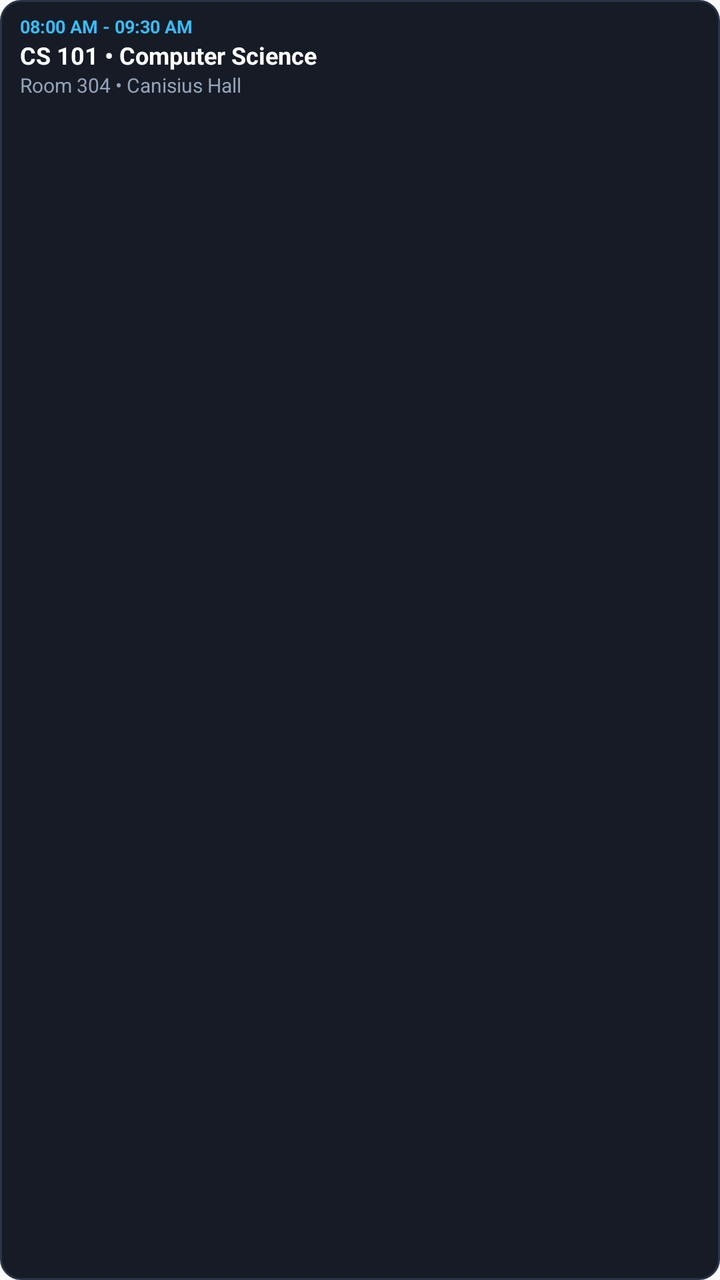
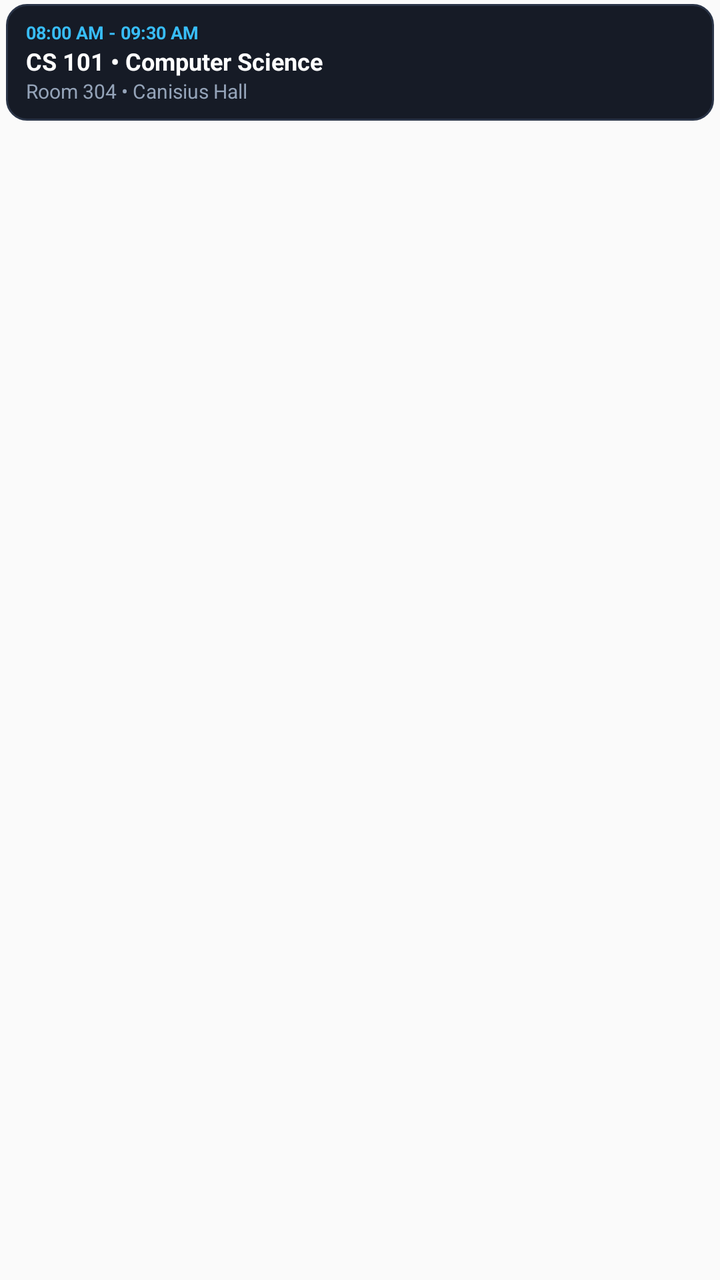

Screens rendered from an Android XML layout before and after an edit, with the pre-edit source and the edit as a unified diff.
<!-- AndroidManifest.xml: application theme AppTheme -->
<!-- res/layout/widget_schedule_list_item.xml -->
<?xml version="1.0" encoding="utf-8"?>
<LinearLayout xmlns:android="http://schemas.android.com/apk/res/android"
    android:id="@+id/widget_item_root"
    android:layout_width="match_parent"
    android:layout_height="wrap_content"
    android:orientation="vertical"
    android:paddingLeft="10dp"
    android:paddingRight="10dp"
    android:paddingTop="7dp"
    android:paddingBottom="7dp"
    android:layout_marginBottom="4dp"
    android:background="@drawable/widget_item_bg">

    <TextView
        android:id="@+id/widget_item_time"
        android:layout_width="wrap_content"
        android:layout_height="wrap_content"
        android:text="08:00 AM - 09:30 AM"
        android:textSize="9sp"
        android:textColor="#38BDF8"
        android:textStyle="bold" />

    <TextView
        android:id="@+id/widget_item_title"
        android:layout_width="match_parent"
        android:layout_height="wrap_content"
        android:text="CS 101 • Computer Science"
        android:textSize="12sp"
        android:textStyle="bold"
        android:textColor="#FFFFFF"
        android:maxLines="1"
        android:ellipsize="end" />

    <TextView
        android:id="@+id/widget_item_room"
        android:layout_width="match_parent"
        android:layout_height="wrap_content"
        android:text="Room 304 • Canisius Hall"
        android:textSize="10sp"
        android:textColor="#94A3B8"
        android:maxLines="1"
        android:ellipsize="end" />
</LinearLayout>
<!-- resources referenced by this layout -->
<resources>
  <!-- drawable widget_item_bg (drawable) -->
  <?xml version="1.0" encoding="utf-8"?>
  <shape xmlns:android="http://schemas.android.com/apk/res/android"
      android:shape="rectangle">
      <solid android:color="#161B26" />
      <stroke android:width="1dp" android:color="#2A3447" />
      <corners android:radius="10dp" />
  </shape>
  <style name="AppTheme" parent="Theme.AppCompat.Light.DarkActionBar">
          
          <item name="colorPrimary">@color/colorPrimary</item>
          <item name="colorPrimaryDark">@color/colorPrimaryDark</item>
          <item name="colorAccent">@color/colorAccent</item>
      </style>
</resources>

<!-- the commit's change to res/layout/widget_schedule_list_item.xml (unified diff, before → after) -->
@@ -1,43 +1,51 @@
 <?xml version="1.0" encoding="utf-8"?>
-<LinearLayout xmlns:android="http://schemas.android.com/apk/res/android"
-    android:id="@+id/widget_item_root"
+<FrameLayout xmlns:android="http://schemas.android.com/apk/res/android"
     android:layout_width="match_parent"
     android:layout_height="wrap_content"
-    android:orientation="vertical"
-    android:paddingLeft="10dp"
-    android:paddingRight="10dp"
-    android:paddingTop="7dp"
-    android:paddingBottom="7dp"
-    android:layout_marginBottom="4dp"
-    android:background="@drawable/widget_item_bg">
+    android:paddingLeft="3dp"
+    android:paddingRight="3dp"
+    android:paddingTop="2dp"
+    android:paddingBottom="5dp">
 
-    <TextView
-        android:id="@+id/widget_item_time"
-        android:layout_width="wrap_content"
-        android:layout_height="wrap_content"
-        android:text="08:00 AM - 09:30 AM"
-        android:textSize="9sp"
-        android:textColor="#38BDF8"
-        android:textStyle="bold" />
-
-    <TextView
-        android:id="@+id/widget_item_title"
+    <LinearLayout
+        android:id="@+id/widget_item_root"
         android:layout_width="match_parent"
         android:layout_height="wrap_content"
-        android:text="CS 101 • Computer Science"
-        android:textSize="12sp"
-        android:textStyle="bold"
-        android:textColor="#FFFFFF"
-        android:maxLines="1"
-        android:ellipsize="end" />
+        android:orientation="vertical"
+        android:paddingLeft="10dp"
+        android:paddingRight="10dp"
+        android:paddingTop="8dp"
+        android:paddingBottom="8dp"
+        android:background="@drawable/widget_item_bg">
 
-    <TextView
-        android:id="@+id/widget_item_room"
-        android:layout_width="match_parent"
-        android:layout_height="wrap_content"
-        android:text="Room 304 • Canisius Hall"
-        android:textSize="10sp"
-        android:textColor="#94A3B8"
-        android:maxLines="1"
-        android:ellipsize="end" />
-</LinearLayout>
+        <TextView
+            android:id="@+id/widget_item_time"
+            android:layout_width="wrap_content"
+            android:layout_height="wrap_content"
+            android:text="08:00 AM - 09:30 AM"
+            android:textSize="9sp"
+            android:textColor="#38BDF8"
+            android:textStyle="bold" />
+
+        <TextView
+            android:id="@+id/widget_item_title"
+            android:layout_width="match_parent"
+            android:layout_height="wrap_content"
+            android:text="CS 101 • Computer Science"
+            android:textSize="12sp"
+            android:textStyle="bold"
+            android:textColor="#FFFFFF"
+            android:maxLines="1"
+            android:ellipsize="end" />
+
+        <TextView
+            android:id="@+id/widget_item_room"
+            android:layout_width="match_parent"
+            android:layout_height="wrap_content"
+            android:text="Room 304 • Canisius Hall"
+            android:textSize="10sp"
+            android:textColor="#94A3B8"
+            android:maxLines="1"
+            android:ellipsize="end" />
+    </LinearLayout>
+</FrameLayout>
